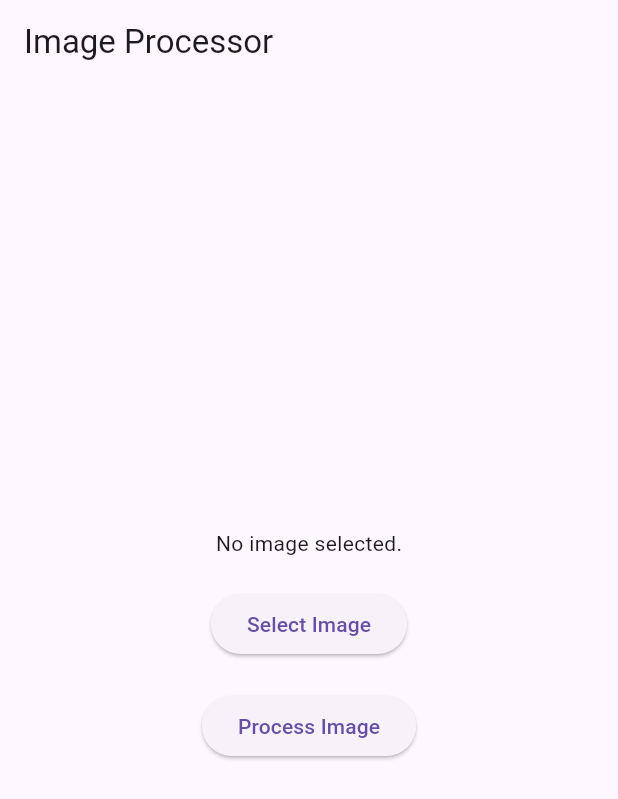
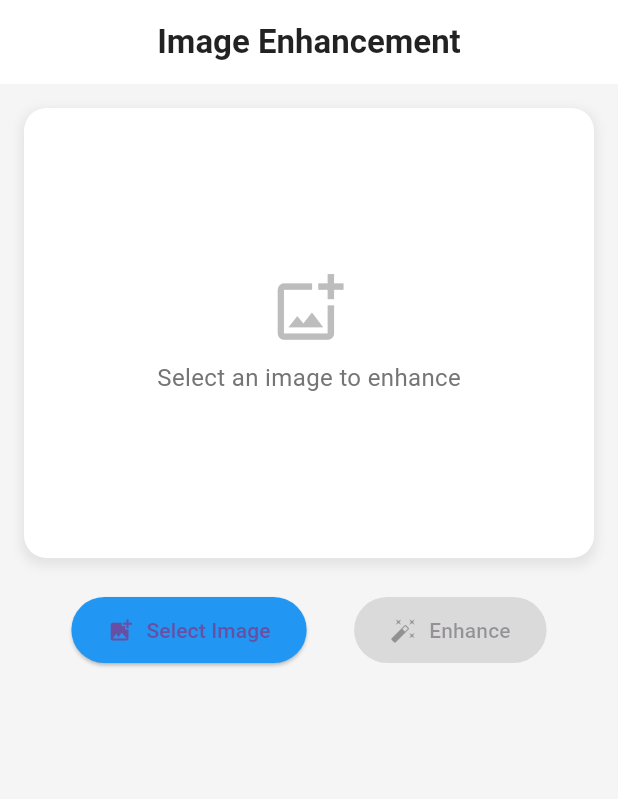
Before and after one commit to saomyaraj/Imagen, a Flutter app: the screen it shows after launch, on a phone screen of 412 x 824 dp. Shown: the top 799 px of the screen. Run offline on Flutter 3.47's test engine with Material 3 defaults, Android fonts, the phone set to English and light mode, and no system bars; our stand-ins replace image_picker, permission_handler; missing offline and left inert: tflite_flutter, tflite_flutter_plus.

Commit message:
debugged the overflow issue and ui changes

```diff
--- a/lib/main.dart
+++ b/lib/main.dart
@@ -7,7 +7,7 @@ import 'package:image/image.dart' as img;
 import 'package:permission_handler/permission_handler.dart';
 import 'package:path_provider/path_provider.dart';
 import 'package:tflite_flutter_plus/tflite_flutter_plus.dart';
-import 'dart:typed_data'; // Import this for Float32List
+import 'dart:typed_data';
 
 void main() {
   runApp(const MyApp());
@@ -91,31 +91,130 @@ class _ImageProcessorPageState extends State<ImageProcessorPage> {
   @override
   Widget build(BuildContext context) {
     return Scaffold(
+      backgroundColor: Colors.grey[100], // Light background
       appBar: AppBar(
-        title: const Text('Image Processor'),
+        elevation: 0,
+        backgroundColor: Colors.white,
+        title: Text('Image Enhancement',
+          style: TextStyle(color: Colors.black87, fontWeight: FontWeight.w600),
         ),
-      body: Center(
+        centerTitle: true,
+      ),
+      body: SingleChildScrollView(
+        child: Padding(
+          padding: const EdgeInsets.all(16.0),
+          child: Column(
+            children: <Widget>[
+              _image == null
+                  ? Container(
+                height: 300,
+                width: double.infinity,
+                decoration: BoxDecoration(
+                  color: Colors.white,
+                  borderRadius: BorderRadius.circular(15),
+                  boxShadow: [
+                    BoxShadow(
+                      color: Colors.grey.withOpacity(0.2),
+                      spreadRadius: 2,
+                      blurRadius: 5,
+                      offset: Offset(0, 3),
+                    ),
+                  ],
+                ),
                 child: Column(
                   mainAxisAlignment: MainAxisAlignment.center,
-          children: <Widget>[
-            _image == null
-                ? const Text('No image selected.')
-                : Image.file(_image!),
-            const SizedBox(height: 20),
-            ElevatedButton(
+                  children: [
+                    Icon(Icons.add_photo_alternate_outlined,
+                        size: 50,
+                        color: Colors.grey[400]
+                    ),
+                    SizedBox(height: 10),
+                    Text('Select an image to enhance',
+                      style: TextStyle(
+                          color: Colors.grey[600],
+                          fontSize: 16
+                      ),
+                    )
+                  ],
+                ),
+              )
+                  : Container(
+                decoration: BoxDecoration(
+                  borderRadius: BorderRadius.circular(15),
+                  boxShadow: [
+                    BoxShadow(
+                      color: Colors.grey.withOpacity(0.2),
+                      spreadRadius: 2,
+                      blurRadius: 5,
+                      offset: Offset(0, 3),
+                    ),
+                  ],
+                ),
+                child: ClipRRect(
+                  borderRadius: BorderRadius.circular(15),
+                  child: Image.file(_image!),
+                ),
+              ),
+              SizedBox(height: 24),
+              Row(
+                mainAxisAlignment: MainAxisAlignment.spaceEvenly,
+                children: [
+                  ElevatedButton.icon(
+                    icon: Icon(Icons.add_photo_alternate),
+                    label: Text('Select Image'),
                     onPressed: getImage,
-              child: const Text('Select Image'),
+                    style: ElevatedButton.styleFrom(
+                      backgroundColor: Colors.blue,
+                      padding: EdgeInsets.symmetric(horizontal: 24, vertical: 12),
+                      shape: RoundedRectangleBorder(
+                        borderRadius: BorderRadius.circular(30),
                       ),
-            const SizedBox(height: 20),
-            ElevatedButton(
-              onPressed: processImage,
-              child: const Text('Process Image'),
                     ),
-            const SizedBox(height: 20),
-            _processedImage == null
-                ? Container()
-                : Image.file(_processedImage!),
+                  ),
+                  ElevatedButton.icon(
+                    icon: Icon(Icons.auto_fix_high),
+                    label: Text('Enhance'),
+                    onPressed: _image == null ? null : processImage,
+                    style: ElevatedButton.styleFrom(
+                      backgroundColor: Colors.green,
+                      padding: EdgeInsets.symmetric(horizontal: 24, vertical: 12),
+                      shape: RoundedRectangleBorder(
+                        borderRadius: BorderRadius.circular(30),
+                      ),
+                    ),
+                  ),
                 ],
+              ),
+              SizedBox(height: 24),
+              if (_processedImage != null) ...[
+                Container(
+                  decoration: BoxDecoration(
+                    borderRadius: BorderRadius.circular(15),
+                    boxShadow: [
+                      BoxShadow(
+                        color: Colors.grey.withOpacity(0.2),
+                        spreadRadius: 2,
+                        blurRadius: 5,
+                        offset: Offset(0, 3),
+                      ),
+                    ],
+                  ),
+                  child: ClipRRect(
+                    borderRadius: BorderRadius.circular(15),
+                    child: Image.file(_processedImage!),
+                  ),
+                ),
+                SizedBox(height: 16),
+                Text('Enhanced Image',
+                  style: TextStyle(
+                      fontSize: 18,
+                      fontWeight: FontWeight.w500,
+                      color: Colors.grey[800]
+                  ),
+                ),
+              ],
+            ],
+          ),
         ),
       ),
     );
@@ -169,7 +268,6 @@ class _ImageProcessorPageState extends State<ImageProcessorPage> {
   Future<void> processImage() async {
     if (_image == null) return;
 
-    // Check if the model is loaded before processing
     if (!_isModelLoaded) {
       if (kDebugMode) {
         print('Interpreter is not initialized yet.');
@@ -186,7 +284,6 @@ class _ImageProcessorPageState extends State<ImageProcessorPage> {
         return;
       }
 
-      // Resize image to 256x256 and normalize to [0, 1]
       image = img.copyResize(image, width: 256, height: 256);
       var inputImage = Float32List(3 * 256 * 256);
 
```
Lines whose indentation alone changed are shown as unchanged.
